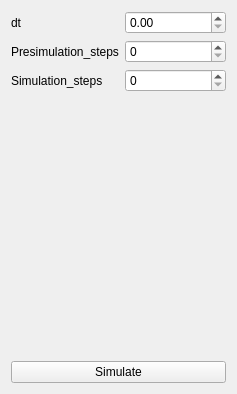
Above: crmapconverter/io/V3_0/GUI_resources/Sumo_simulate.ui from CommonRoad/commonroad-scenario-designer before the change. Below: the same form after it.
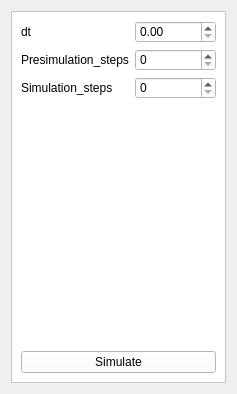
That is the form after the change.

The edit to the form file:
```diff
--- a/crmapconverter/io/V3_0/GUI_resources/Sumo_simulate.ui
+++ b/crmapconverter/io/V3_0/GUI_resources/Sumo_simulate.ui
@@ -15,6 +15,21 @@
   </property>
   <layout class="QVBoxLayout" name="verticalLayout">
    <item>
+    <widget class="QFrame" name="frame">
+     <property name="autoFillBackground">
+      <bool>false</bool>
+     </property>
+     <property name="styleSheet">
+      <string notr="true">background-color: rgb(255, 255, 255);</string>
+     </property>
+     <property name="frameShape">
+      <enum>QFrame::StyledPanel</enum>
+     </property>
+     <property name="frameShadow">
+      <enum>QFrame::Plain</enum>
+     </property>
+     <layout class="QVBoxLayout" name="verticalLayout_2">
+      <item>
     <layout class="QGridLayout" name="gridLayout">
      <item row="0" column="0">
       <widget class="QLabel" name="label">
@@ -65,7 +80,7 @@
      <property name="sizeHint" stdset="0">
       <size>
        <width>20</width>
-       <height>40</height>
+          <height>220</height>
       </size>
      </property>
     </spacer>
@@ -75,6 +90,9 @@
      <property name="text">
       <string>Simulate</string>
      </property>
+       </widget>
+      </item>
+     </layout>
     </widget>
    </item>
   </layout>
```
Lines whose indentation alone changed are shown as unchanged.
